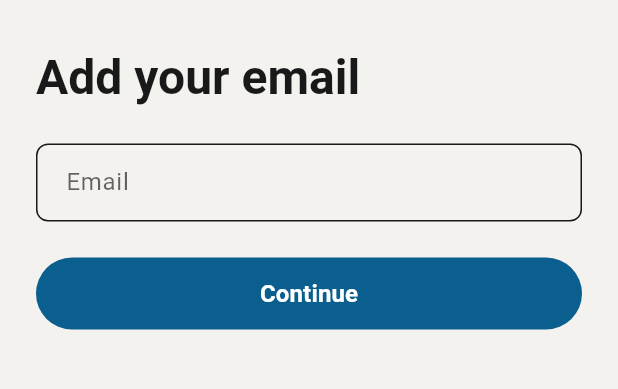
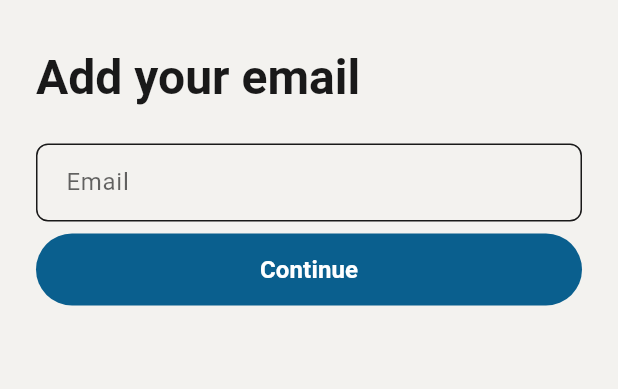
Before and after one commit to TawasolApp/Cross-Platform, a Flutter app: the AddEmailPasswordPage screen opened by its route, on a phone screen of 412 x 824 dp, the part 56-445 px from its top. Run offline on Flutter 3.47's test engine with Material 3 defaults, Android fonts, the phone set to English and light mode, and no system bars; our stand-ins replace fpdart, go_router, google_sign_in, shared_preferences, webview_flutter; missing offline and left inert: webview_flutter_android; accounts and stored records are empty; Roboto replaces fonts that are missing (SourceSans).

```diff
--- a/linkedin_clone/lib/features/authentication/Presentation/Pages/add_email_password_page.dart
+++ b/linkedin_clone/lib/features/authentication/Presentation/Pages/add_email_password_page.dart
@@ -33,7 +33,9 @@ class AddEmailPasswordPage extends StatelessWidget {
               const SizedBox(height: 32),
               Text(
                 provider.showPasswordStep ? "Set your password" : "Add your email",
-                style: theme.textTheme.headlineLarge,
+                style: theme.textTheme.headlineLarge?.copyWith(
+                  color: isDark ? const Color(0xFFE5E5E5) : const Color(0xFF191919),
+                ),
               ),
               const SizedBox(height: 24),
 
@@ -54,13 +56,14 @@ class AddEmailPasswordPage extends StatelessWidget {
                 const SizedBox(height: 8),
                 Text(
                   "Password must be 6+ characters",
-                  style: theme.textTheme.bodySmall,
+                  style: theme.textTheme.bodySmall?.copyWith(color: isDark ? const Color(0xFFE5E5E5) : const Color(0xFF191919)),
                 ),
                 const SizedBox(height: 16),
                 Row(
                   children: [
                     Checkbox(value: true, onChanged: (_) {}),
-                    Text("Remember me.", style: theme.textTheme.bodyMedium),
+                    Text("Remember me.", style: theme.textTheme.bodyMedium?.copyWith(color: isDark ? const Color(0xFFE5E5E5) : const Color(0xFF191919)),
+                ),
                     const SizedBox(width: 4),
                     GestureDetector(
                       onTap: () {
@@ -77,7 +80,7 @@ class AddEmailPasswordPage extends StatelessWidget {
                 ),
               ],
 
-              const SizedBox(height: 24),
+              const SizedBox(height: 8),
               PrimaryButton(
                 text: "Continue",
                 onPressed: () async {
--- a/linkedin_clone/lib/features/authentication/Presentation/Pages/check_your_email_page.dart
+++ b/linkedin_clone/lib/features/authentication/Presentation/Pages/check_your_email_page.dart
@@ -56,6 +56,7 @@ class ForgotPasswordCheckEmailPage extends StatelessWidget {
             TextButton(
               onPressed: () {
                 // Trigger resend email logic
+
               },
               child: const Text("Resend email", style: TextStyle(color: Colors.blue)),
             ),
--- a/linkedin_clone/lib/features/authentication/Presentation/Pages/login_page.dart
+++ b/linkedin_clone/lib/features/authentication/Presentation/Pages/login_page.dart
@@ -77,7 +77,7 @@ class _LoginPageState extends State<LoginPage> {
                     ),
                   ),
                   GestureDetector(
-                    onTap: () => context.go(RouteNames.register),
+                    onTap: () => context.go(RouteNames.addName),
                     child: Text(
                       "Join LinkedIn",
                       style: theme.textTheme.bodyMedium?.copyWith(
```
Also changed, not shown: linkedin_clone/lib/features/authentication/Presentation/Pages/add_name_page.dart (+5 -6 lines).
